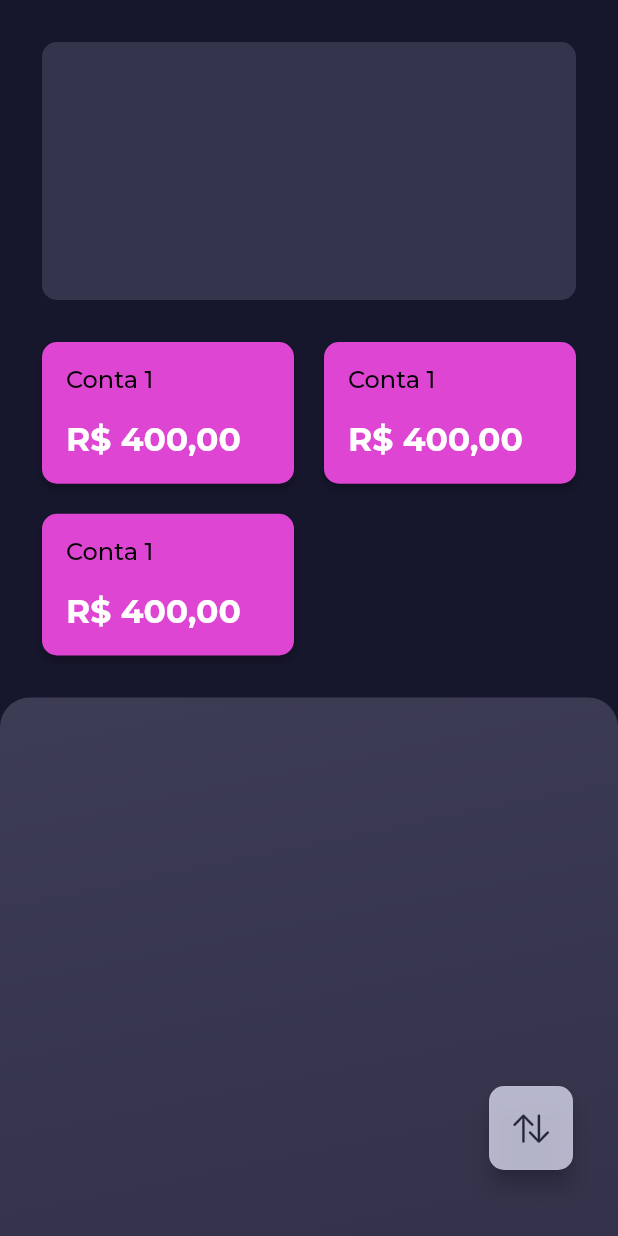
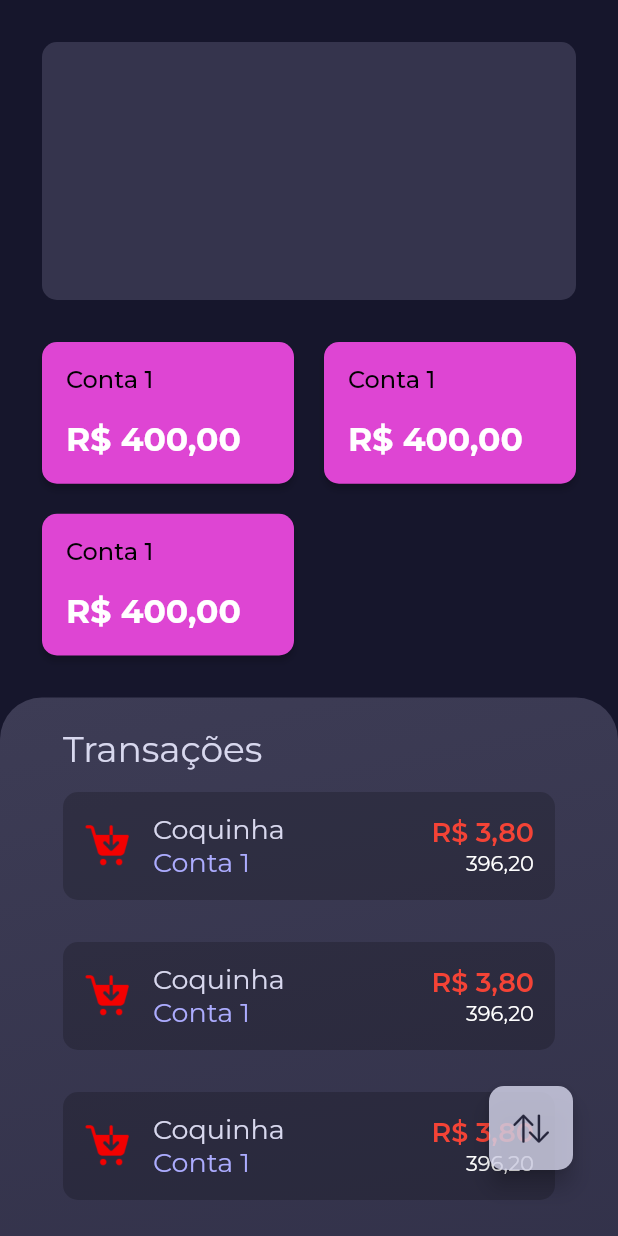
Before and after one commit to Louis-Ian/DogeFinances, a Flutter app: the screen it shows after launch, on a phone screen of 412 x 824 dp. Run offline on Flutter 3.47's test engine with Material 2 defaults, Android fonts, the light colour scheme and no system bars; our stand-ins replace google_fonts, sqflite; accounts and stored records are empty.

Commit message:
Transaction itens placeholder

```diff
--- /dev/null
+++ b/doge_finances/lib/components/widgets/transactionItem.dart
@@ -0,0 +1,82 @@
+import 'package:doge_finances/constants.dart';
+import 'package:doge_finances/theme/colors.dart';
+import 'package:flutter/material.dart';
+import 'package:google_fonts/google_fonts.dart';
+
+class TransactionItem extends StatefulWidget {
+  // const TransactionItem({Key? key}) : super(key: key);
+
+  @override
+  _TransactionItemState createState() => _TransactionItemState();
+}
+
+class _TransactionItemState extends State<TransactionItem> {
+  @override
+  Widget build(BuildContext context) {
+    return Container(
+        padding: EdgeInsets.all(defaultPadding),
+        decoration: BoxDecoration(
+            color: dogeBlack.withOpacity(0.2),
+            borderRadius: BorderRadius.all(Radius.circular(defaultRadius))),
+        child: Row(
+          mainAxisAlignment: MainAxisAlignment.spaceBetween,
+          mainAxisSize: MainAxisSize.max,
+          children: [
+            Image.asset(
+              "lib/assets/icons/buy.png",
+              width: 32,
+              height: 32,
+            ),
+            Expanded(
+              child: Padding(
+                padding:
+                    EdgeInsets.fromLTRB(defaultPadding, 0, defaultPadding, 0),
+                child: Column(
+                  crossAxisAlignment: CrossAxisAlignment.start,
+                  children: [
+                    Text(
+                      "Coquinha",
+                      textAlign: TextAlign.left,
+                      style: GoogleFonts.montserrat(
+                        fontSize: 18,
+                        color: dogeIce,
+                      ),
+                    ),
+                    Text(
+                      "Conta 1",
+                      textAlign: TextAlign.left,
+                      style: GoogleFonts.montserrat(
+                        fontSize: 18,
+                        color: dogeLilac,
+                      ),
+                    ),
+                  ],
+                ),
+              ),
+            ),
+            Column(
+              crossAxisAlignment: CrossAxisAlignment.end,
+              children: [
+                Text(
+                  "R\$ 3,80",
+                  textAlign: TextAlign.left,
+                  style: GoogleFonts.montserrat(
+                    fontSize: 18,
+                    fontWeight: FontWeight.w600,
+                    color: Colors.red,
+                  ),
+                ),
+                Text(
+                  "396,20",
+                  textAlign: TextAlign.left,
+                  style: GoogleFonts.montserrat(
+                    fontSize: 14,
+                    color: dogeWhite,
+                  ),
+                ),
+              ],
+            )
+          ],
+        ));
+  }
+}
--- a/doge_finances/lib/screens/homescreen.dart
+++ b/doge_finances/lib/screens/homescreen.dart
@@ -1,10 +1,12 @@
 import 'package:doge_finances/components/widgets/addPaymentButton.dart';
+import 'package:doge_finances/components/widgets/transactionItem.dart';
 import 'package:flutter/material.dart';
 import 'package:flutter/cupertino.dart';
 import 'package:doge_finances/theme/colors.dart';
 import 'package:doge_finances/constants.dart';
 import 'package:doge_finances/components/widgets/accountInfoWidget.dart';
 import 'package:flutter/rendering.dart';
+import 'package:google_fonts/google_fonts.dart';
 
 class Homescreen extends StatefulWidget {
   @override
@@ -51,8 +53,17 @@ class _HomescreenState extends State<Homescreen> {
                 ),
                 Container(
                   height: 1000,
+                  padding: EdgeInsets.only(
+                    top: largePadding,
+                    bottom: largePadding,
+                    left: 3*defaultPadding,
+                    right: 3*defaultPadding,
+                  ),
                   decoration: BoxDecoration(
-                    borderRadius: BorderRadius.all(Radius.circular(2*defaultRadius)),
+                    borderRadius: new BorderRadius.only(
+                      topLeft: const Radius.circular(2*defaultPadding),
+                      topRight: const Radius.circular(2*defaultPadding),
+                    ),
                     gradient: LinearGradient(
                       begin: Alignment.topLeft,
                       end: Alignment.bottomCenter,
@@ -62,6 +73,35 @@ class _HomescreenState extends State<Homescreen> {
                       ]
                     )
                   ),
+                  child: Column(
+                    mainAxisAlignment: MainAxisAlignment.start,
+                    crossAxisAlignment: CrossAxisAlignment.start,
+                    children: [
+                      Text("Transações",
+                        textAlign: TextAlign.left,
+                        style: GoogleFonts.montserrat(
+                          fontSize: 24,
+                          color: dogeIce,
+                        ),
+                      ),
+                      Padding(
+                        padding: EdgeInsets.fromLTRB(0, defaultPadding, 0 , defaultPadding),
+                        child: TransactionItem(),
+                      ),
+                      Padding(
+                        padding: EdgeInsets.fromLTRB(0, defaultPadding, 0 , defaultPadding),
+                        child: TransactionItem(),
+                      ),
+                      Padding(
+                        padding: EdgeInsets.fromLTRB(0, defaultPadding, 0 , defaultPadding),
+                        child: TransactionItem(),
+                      ),
+                      Padding(
+                        padding: EdgeInsets.fromLTRB(0, defaultPadding, 0 , defaultPadding),
+                        child: TransactionItem(),
+                      ),
+                    ],
+                  )
                 )
               ],
             ),
--- a/doge_finances/pubspec.yaml
+++ b/doge_finances/pubspec.yaml
@@ -47,9 +47,9 @@ flutter:
   uses-material-design: true
 
   # To add assets to your application, add an assets section, like this:
-  # assets:
-  #   - images/a_dot_burr.jpeg
-  #   - images/a_dot_ham.jpeg
+  assets:
+   - lib/assets/
+   - lib/assets/icons/
 
   # An image asset can refer to one or more resolution-specific "variants", see
   # https://flutter.dev/assets-and-images/#resolution-aware.
```
Also changed, not shown: doge_finances/lib/assets/icons/buy.png (added), doge_finances/pubspec.lock.
